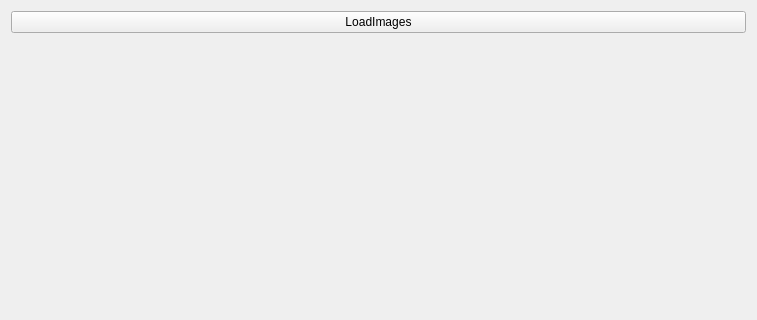
The window that QtVolumetric/mainwindow.ui (RoomOfAnalysis/QtTrials) describes before a commit, drawn with Qt 5; both pictures show x 0 to 757 and y 0 to 320 of the 757 by 655 pixel window.
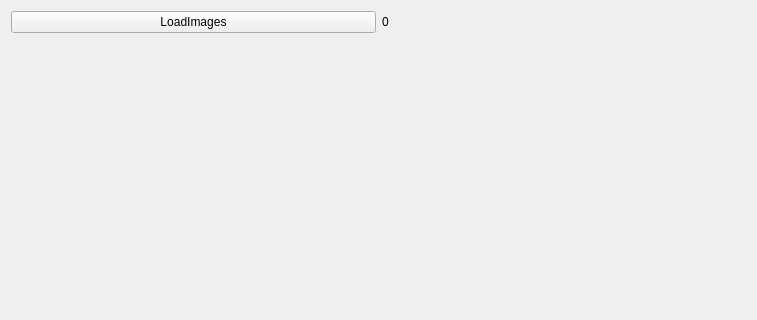
The same window after the commit.

Diff of the .ui file:
```diff
--- a/QtVolumetric/mainwindow.ui
+++ b/QtVolumetric/mainwindow.ui
@@ -13,13 +13,24 @@
   <property name="windowTitle">
    <string>MainWindow</string>
   </property>
-  <layout class="QVBoxLayout" name="verticalLayout" stretch="1,9,0">
+  <layout class="QVBoxLayout" name="verticalLayout" stretch="0,1,0">
+   <item>
+    <layout class="QHBoxLayout" name="horizontalLayout_2">
    <item>
     <widget class="QPushButton" name="loadImagesBtn">
      <property name="text">
       <string>LoadImages</string>
      </property>
     </widget>
+     </item>
+     <item>
+      <widget class="QLabel" name="fpsLabel">
+       <property name="text">
+        <string>0</string>
+       </property>
+      </widget>
+     </item>
+    </layout>
    </item>
    <item>
     <widget class="QWidget" name="display" native="true"/>
```
Lines whose indentation alone changed are shown as unchanged.
